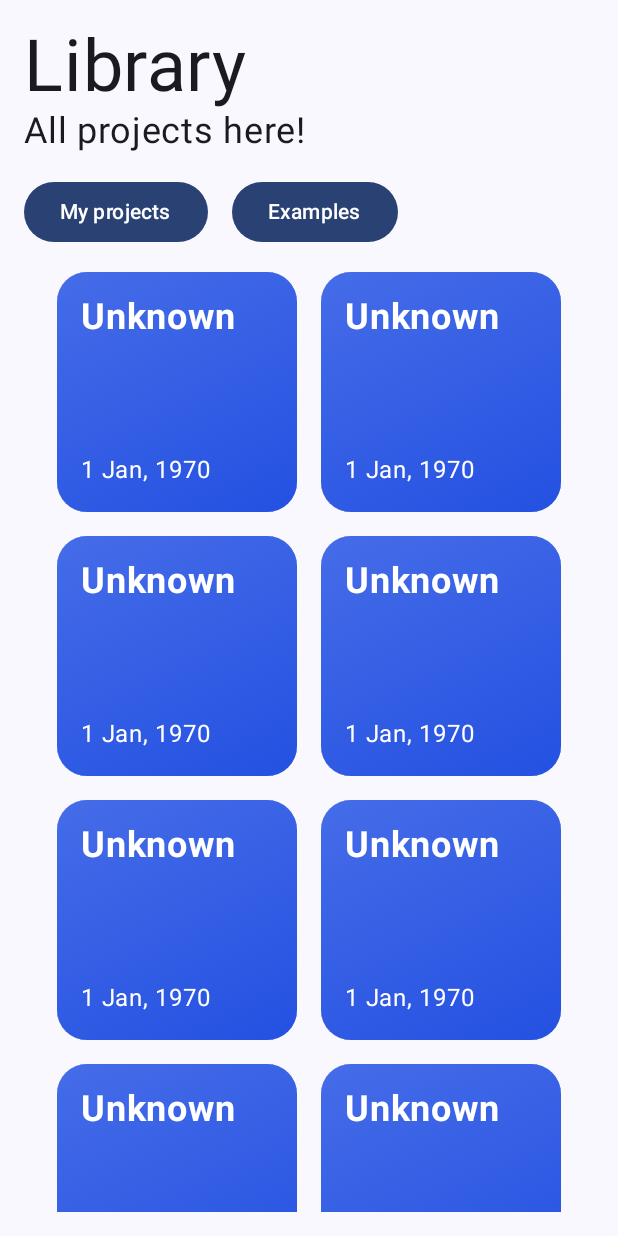
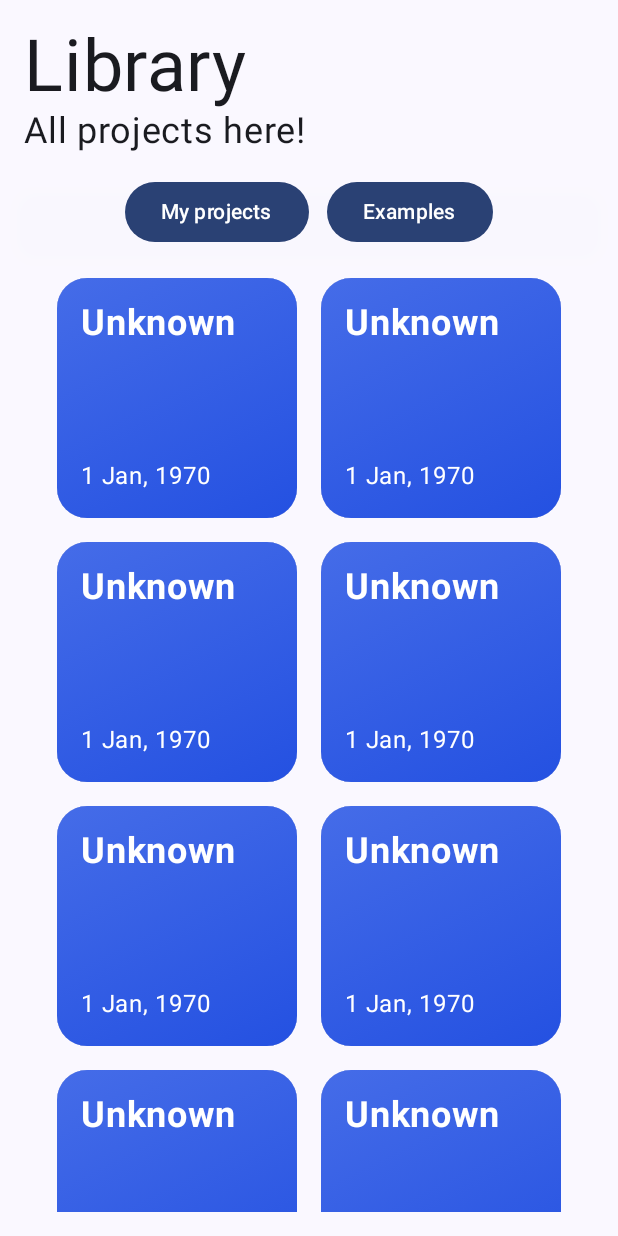
Before and after one commit to Maksimcode/Android-7-Module-HITs, an Android app built with Jetpack Compose: the LibraryActivity screen opened directly, with no data from a screen before it, on a phone screen of 412 x 824 dp. Run offline under Robolectric (Android 15) with nearby library versions, the phone set to English and light mode, and no system bars.

Commit message:
Some fix

```diff
--- a/app/src/main/java/com/example/android_7_module_hits/LibraryActivity.kt
+++ b/app/src/main/java/com/example/android_7_module_hits/LibraryActivity.kt
@@ -28,6 +28,7 @@ import androidx.compose.ui.platform.LocalContext
 import androidx.compose.foundation.clickable
 import androidx.compose.foundation.lazy.LazyColumn
 import androidx.compose.foundation.lazy.items
+import androidx.compose.ui.draw.shadow
 import androidx.compose.ui.geometry.Offset
 import androidx.compose.ui.graphics.Brush
 import com.example.android_7_module_hits.ui.theme.Android7ModuleHITsTheme
@@ -71,7 +72,8 @@ fun MainContent(){
 fun Header() {
     Column(
         modifier = Modifier
-            .fillMaxWidth(),
+            .fillMaxWidth()
+            .statusBarsPadding()
 
     ){
         Text (
@@ -89,10 +91,17 @@ fun Header() {
 @Composable
 fun Buttons() {
     val context = LocalContext.current
-
     Row(
-        modifier = Modifier.fillMaxWidth(),
-        horizontalArrangement = Arrangement.Start
+        modifier = Modifier
+            .fillMaxWidth()
+            .width(180.dp)
+            .height(52.dp)
+            .shadow(
+                elevation = 25.dp,
+                spotColor = Color(0x40E2E2E2),
+                ambientColor = Color(0x40E2E2E2)
+            ),
+    horizontalArrangement = Arrangement.Center
     ) {
         Button(
             onClick = {
@@ -103,7 +112,7 @@ fun Buttons() {
             Text("My projects")
         }
 
-        Spacer(modifier = Modifier.width(16.dp))
+        Spacer(modifier = Modifier.width(12.dp))
 
         Button(
             onClick = {
--- a/app/src/main/java/com/example/android_7_module_hits/MainActivity.kt
+++ b/app/src/main/java/com/example/android_7_module_hits/MainActivity.kt
@@ -33,7 +33,7 @@ import com.example.android_7_module_hits.ui.theme.RunButtonMain
 import com.example.android_7_module_hits.ui.theme.SettingsButtonMain
 import com.example.android_7_module_hits.ui.theme.StopButtonMain
 import androidx.compose.material.icons.Icons
-import androidx.compose.material.icons.filled.ArrowBack
+import androidx.compose.material.icons.automirrored.filled.ArrowBack
 import androidx.compose.material.icons.filled.Close
 import androidx.compose.material.icons.filled.Settings
 import androidx.compose.material.icons.filled.Check
@@ -43,6 +43,7 @@ import androidx.compose.material3.CenterAlignedTopAppBar
 import androidx.compose.material3.ExperimentalMaterial3Api
 import androidx.compose.material3.IconButton
 import androidx.compose.material3.Scaffold
+import androidx.core.view.WindowCompat
 import com.example.android_7_module_hits.ui.theme.FolderButtonSub
 import com.example.android_7_module_hits.ui.theme.RunButtonSub
 import com.example.android_7_module_hits.ui.theme.SettingsButtonSub
@@ -51,6 +52,7 @@ import com.example.android_7_module_hits.ui.theme.StopButtonSub
 class MainActivity : ComponentActivity() {
     override fun onCreate(savedInstanceState: Bundle?) {
         super.onCreate(savedInstanceState)
+        WindowCompat.getInsetsController(window, window.decorView).isAppearanceLightStatusBars = true
         setContent {
             Android7ModuleHITsTheme {
                 MainScreen()
@@ -58,7 +60,6 @@ class MainActivity : ComponentActivity() {
         }
     }
 }
-
 
 @OptIn(ExperimentalMaterial3Api::class)
 @Composable
@@ -78,7 +79,7 @@ fun MainScreen() {
                 actions = {
                     IconButton(onClick = { /* логика кнопки назад */}) {
                         Icon(
-                            imageVector = Icons.Filled.ArrowBack,
+                            imageVector = Icons.AutoMirrored.Filled.ArrowBack,
                             contentDescription = "Назад"
                         )
                     }
@@ -150,11 +151,6 @@ fun DraggableBox(caption: String, bgColor: Color) {
 }
 
 @Composable
-fun Greeting(name: String) {
-    Text(text = "Hello $name!")
-}
-
-@Composable
 fun BottomCircleButtons() {
 
     val buttonColors = listOf(
@@ -219,12 +215,3 @@ fun BottomCircleButtons() {
         }
     }
 }
-
-
-//@Preview(showBackground = true)
-//@Composable
-//fun DefaultPreview() {
-//    Android7ModuleHITsTheme {
-//        Greeting("Android")
-//    }
-//}
```
